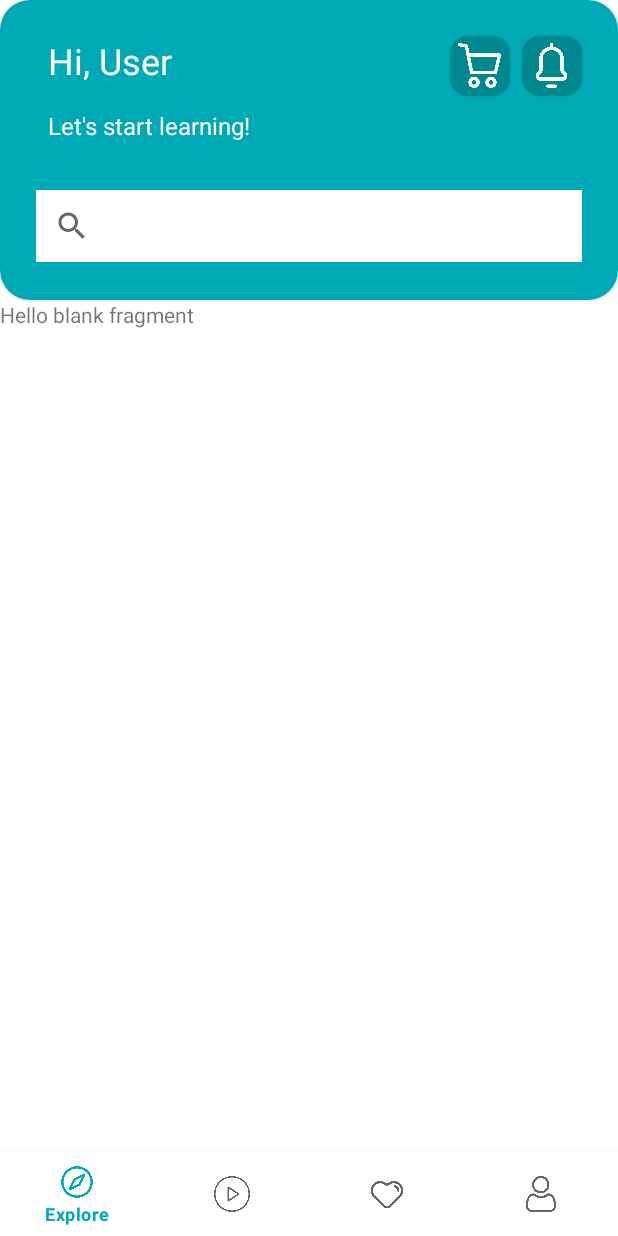
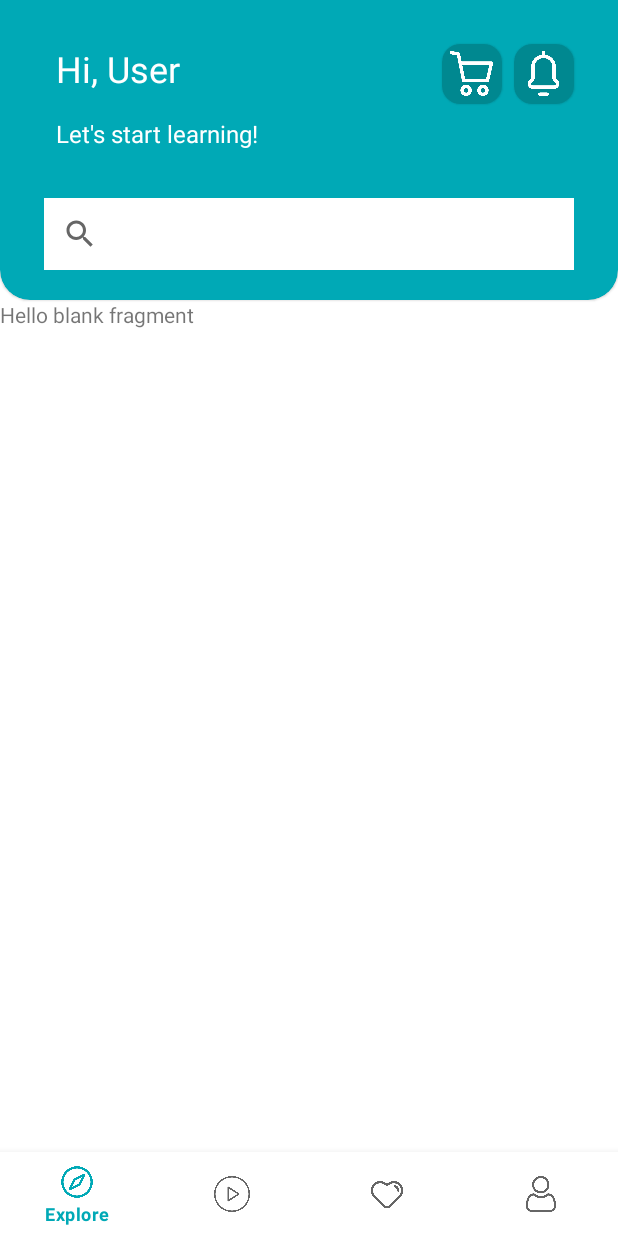
Before and after one commit to yamlakyam/FunLearn, an Android app: the screen it shows after launch (HomeActivity), on a phone screen of 412 x 824 dp. Run offline under Robolectric (Android 15) with nearby library versions, the phone set to English and light mode, and no system bars.

Commit message:
used a custom style for th card view to give corner radius only to the bottom

```diff
--- a/app/src/main/res/layout/fragment_home.xml
+++ b/app/src/main/res/layout/fragment_home.xml
@@ -11,13 +11,14 @@
         android:layout_width="0dp"
         android:layout_height="200dp"
         app:cardBackgroundColor="#00a9b6"
-        app:cardCornerRadius="20dp"
         app:checkedIconTint="#00a9b8"
         app:layout_constraintEnd_toEndOf="parent"
         app:layout_constraintStart_toStartOf="parent"
-        app:layout_constraintTop_toTopOf="parent">
+        app:layout_constraintTop_toTopOf="parent"
+        style="@style/CustomCardViewStyle">
 
         <androidx.constraintlayout.widget.ConstraintLayout
+            style="@style/CustomCardViewStyle"
             android:layout_width="match_parent"
             android:layout_height="match_parent">
 
--- /dev/null
+++ b/app/src/main/res/values/CustomCardViewStyle.xml
@@ -0,0 +1,15 @@
+<?xml version="1.0" encoding="utf-8"?>
+<resources>
+    <style name="CustomCardViewStyle" parent="Widget.MaterialComponents.CardView">
+        <item name="shapeAppearanceOverlay">@style/ShapeAppearanceOverlay_card_custom_corners</item>
+    </style>
+
+    <style name="ShapeAppearanceOverlay_card_custom_corners" parent="">
+        <item name="cornerFamily">rounded</item>
+        <item name="cornerSizeTopRight">0dp</item>
+        <item name="cornerSizeTopLeft">0dp</item>
+        <item name="cornerSizeBottomRight">20dp</item>
+        <item name="cornerSizeBottomLeft">20dp</item>
+    </style>
+
+</resources>
```
